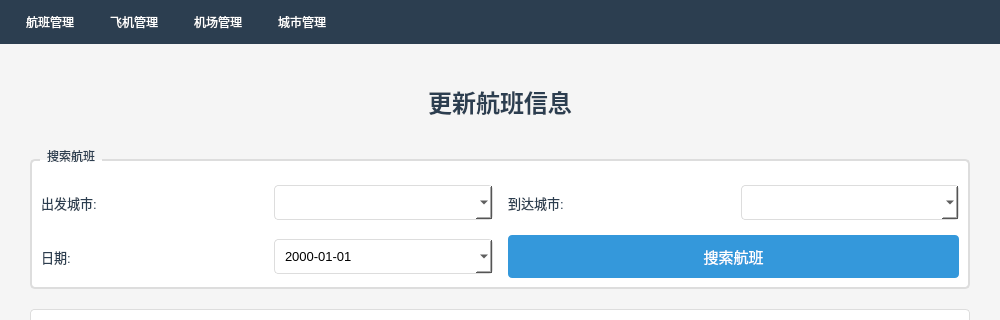
First picture: the form in ui_admin/ui_admin.ui, repository john2-ui/FlightSystem, before the edit; both pictures show x 0 to 1000 and y 0 to 320 of the 1000 by 843 pixel window.
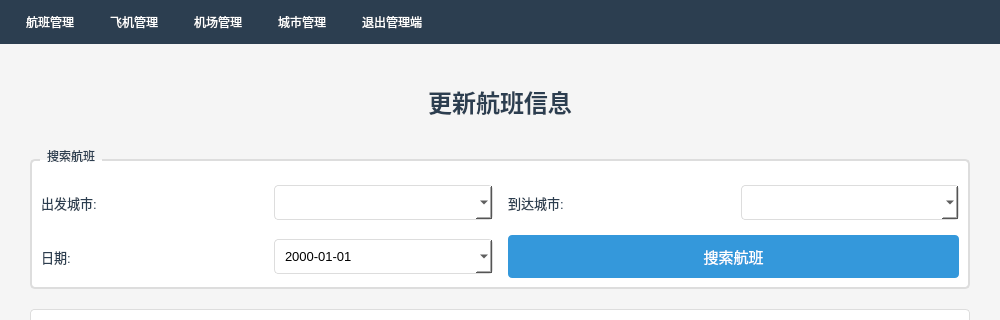
Second picture: the form after the edit.

Commit message: feat(ui_admin): 新增返回登录界面，新增默认管理端账户

The edit to the form file:
```diff
--- a/ui_admin/ui_admin.ui
+++ b/ui_admin/ui_admin.ui
@@ -1766,7 +1766,7 @@
      <x>0</x>
      <y>0</y>
      <width>1000</width>
-     <height>46</height>
+     <height>39</height>
     </rect>
    </property>
    <widget class="QMenu" name="menu">
@@ -1797,10 +1797,17 @@
     </property>
     <addaction name="AddCity"/>
    </widget>
+   <widget class="QMenu" name="menu_5">
+    <property name="title">
+     <string>退出管理端</string>
+    </property>
+    <addaction name="act_returnlogin"/>
+   </widget>
    <addaction name="menu"/>
    <addaction name="menu_2"/>
    <addaction name="menu_3"/>
    <addaction name="menu_4"/>
+   <addaction name="menu_5"/>
   </widget>
   <action name="AddFlight">
    <property name="text">
```
Left out of the diff: 5 changed lines with no effect on the pictures. The commit also changes 7 other files.
